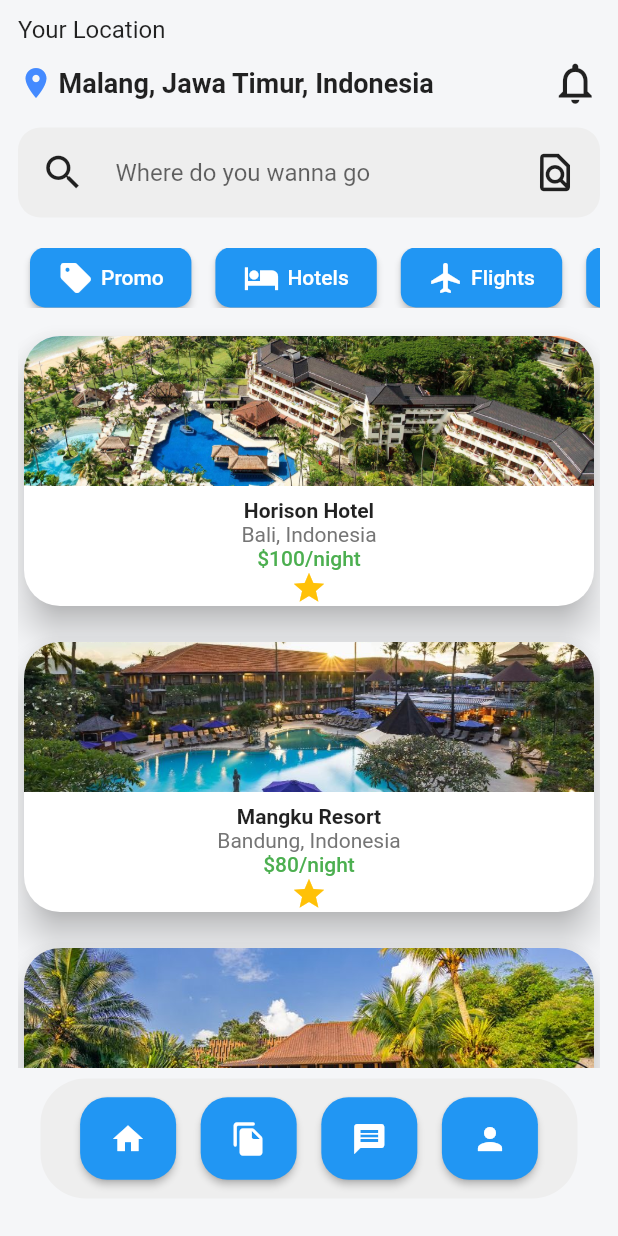
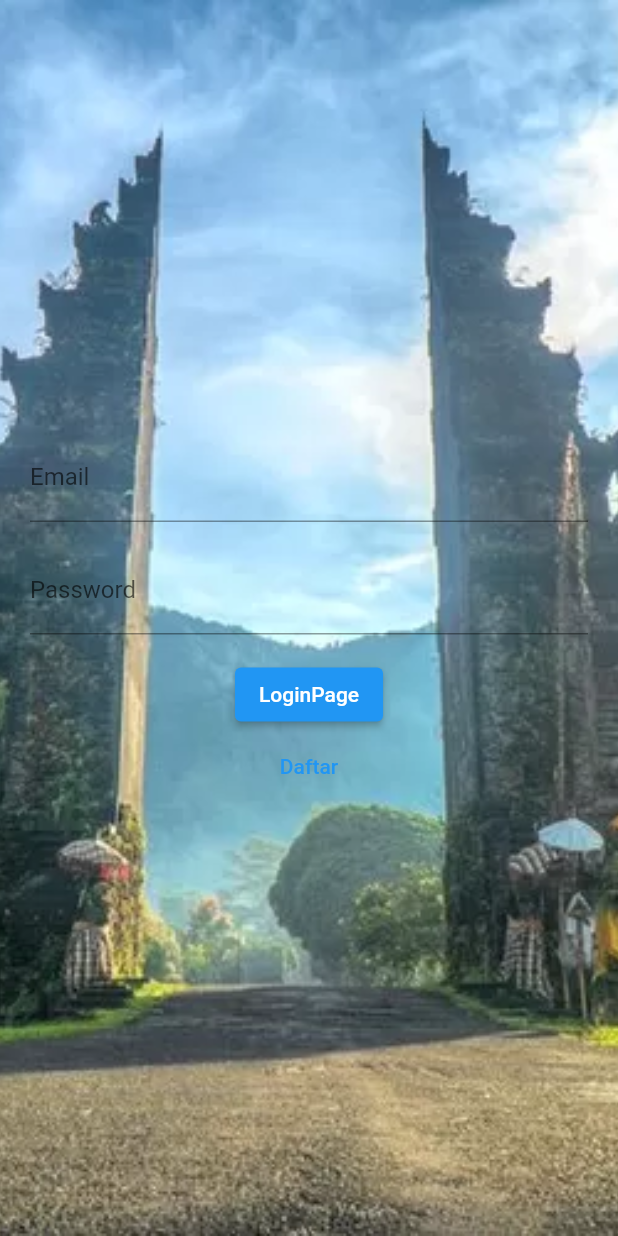
Before and after one commit to Dkriss/Mobile_Praktikum, a Flutter app: the screen it shows after launch, after a tap on "Get Started", on a phone screen of 412 x 824 dp. Run offline on Flutter 3.47's test engine with Material 2 defaults, Android fonts, the phone set to English and light mode, and no system bars; our stand-ins replace get, image_picker.

Commit message:
Revisi Kodingan pertama

```diff
--- a/lib/view/dashboard/home_main.dart
+++ b/lib/view/dashboard/home_main.dart
@@ -328,7 +328,7 @@ class _HomeState extends State<Home> {
                               onPressed: () => Navigator.push(
                                   context,
                                   MaterialPageRoute(
-                                      builder: (context) => MyApp())),
+                                      builder: (context) => const LogNote())),
                               style: ElevatedButton.styleFrom(
                                 shape: RoundedRectangleBorder(
                                   borderRadius: BorderRadius.circular(18),
--- /dev/null
+++ b/lib/view/welcome_screen/login_page.dart
@@ -0,0 +1,82 @@
+import 'package:flutter/material.dart';
+
+import '../dashboard/home_main.dart';
+
+class LoginPage extends StatefulWidget {
+  const LoginPage({super.key});
+
+  @override
+  State<LoginPage> createState() => _LoginPageState();
+}
+
+class _LoginPageState extends State<LoginPage> {
+  @override
+  Widget build(BuildContext context) {
+    return Scaffold(
+      body: Stack(
+        children: [
+          Container(
+            decoration: const BoxDecoration(
+              image: DecorationImage(
+                image: AssetImage(
+                    'assets/2.jpg'), // Ganti dengan path gambar yang sesuai
+                fit: BoxFit.cover,
+              ),
+            ),
+          ),
+          Center(
+            child: Padding(
+              padding: const EdgeInsets.all(20),
+              child: Column(
+                mainAxisAlignment: MainAxisAlignment.center,
+                children: [
+                  // Email Input
+                  TextFormField(
+                    decoration: const InputDecoration(
+                      labelText: 'Email',
+                    ),
+                  ),
+                  const SizedBox(height: 16),
+
+                  // Password Input
+                  TextFormField(
+                    obscureText: true,
+                    decoration: const InputDecoration(
+                      labelText: 'Password',
+                    ),
+                  ),
+                  const SizedBox(height: 16),
+
+                  // LoginPage Button
+                  ElevatedButton(
+                    onPressed: () {
+                      // Handle LoginPage logic here
+
+                      // Setelah LoginPage berhasil, arahkan pengguna ke halaman Home
+                      Navigator.push(
+                        context,
+                        MaterialPageRoute(
+                          builder: (context) =>
+                              const Home(), // Ganti Home() dengan sesuai dengan halaman home Anda
+                        ),
+                      );
+                    },
+                    child: const Text('LoginPage'),
+                  ),
+
+                  // Daftar Button
+                  TextButton(
+                    onPressed: () {
+                      // Handle daftar navigation or logic here
+                    },
+                    child: const Text('Daftar'),
+                  ),
+                ],
+              ),
+            ),
+          ),
+        ],
+      ),
+    );
+  }
+}
--- a/lib/view/welcome_screen/welcome_screen.dart
+++ b/lib/view/welcome_screen/welcome_screen.dart
@@ -1,5 +1,5 @@
 import 'package:flutter/material.dart';
-import 'package:modul_mobile/view/dashboard/home_main.dart';
+import 'package:modul_mobile/view/welcome_screen/login_page.dart';
 
 class WelcomeScreen extends StatefulWidget {
   const WelcomeScreen({super.key});
@@ -63,16 +63,21 @@ class _WelcomeScreenState extends State<WelcomeScreen> {
                       child: ElevatedButton(
                         style: ButtonStyle(
                           shape:
-                              MaterialStateProperty.all<RoundedRectangleBorder>(
+                          MaterialStateProperty.all<RoundedRectangleBorder>(
                             RoundedRectangleBorder(
                               borderRadius: BorderRadius.circular(18.0),
                             ),
                           ),
                         ),
-                        onPressed: () => Navigator.push(
+                        onPressed: () {
+                          Navigator.push(
                             context,
                             MaterialPageRoute(
-                                builder: (context) => const Home())),
+                              builder: (context) =>
+                                  const LoginPage(), // Ganti LoginScreen() dengan sesuai dengan nama file login.dart Anda
+                            ),
+                          );
+                        },
                         child: const Text('Get Started'),
                       ),
                     )
@@ -85,8 +90,8 @@ class _WelcomeScreenState extends State<WelcomeScreen> {
                 children: [
                   Align(alignment: Alignment.topCenter),
                   Padding(
-                    padding:
-                        EdgeInsets.only(left: 15, right: 15, top: 50, bottom: 80),
+                    padding: EdgeInsets.only(
+                        left: 15, right: 15, top: 50, bottom: 80),
                     child: Text(
                       'Welcome To U-Travel.Co',
                       style: TextStyle(
```
Also changed, not shown: lib/controller/api.dart (+37 -35 lines), lib/controller/api_service.dart (+35 -32 lines), lib/view/dashboard/log_note.dart (+150 -43 lines), lib/view/welcome_screen/login.dart (deleted, +0 -32 lines).
